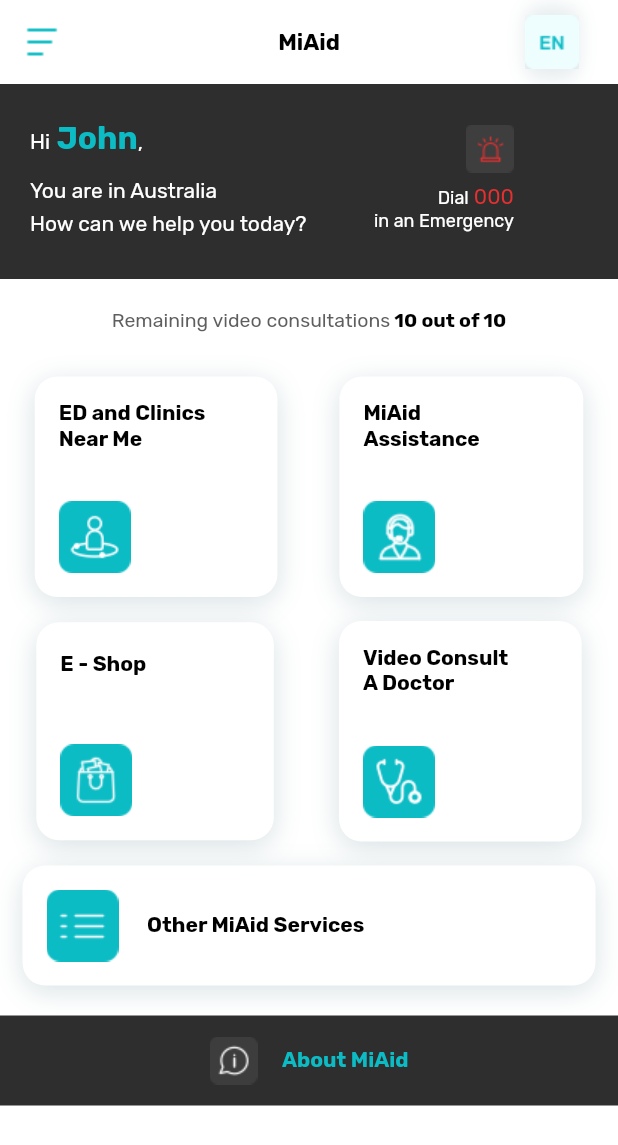
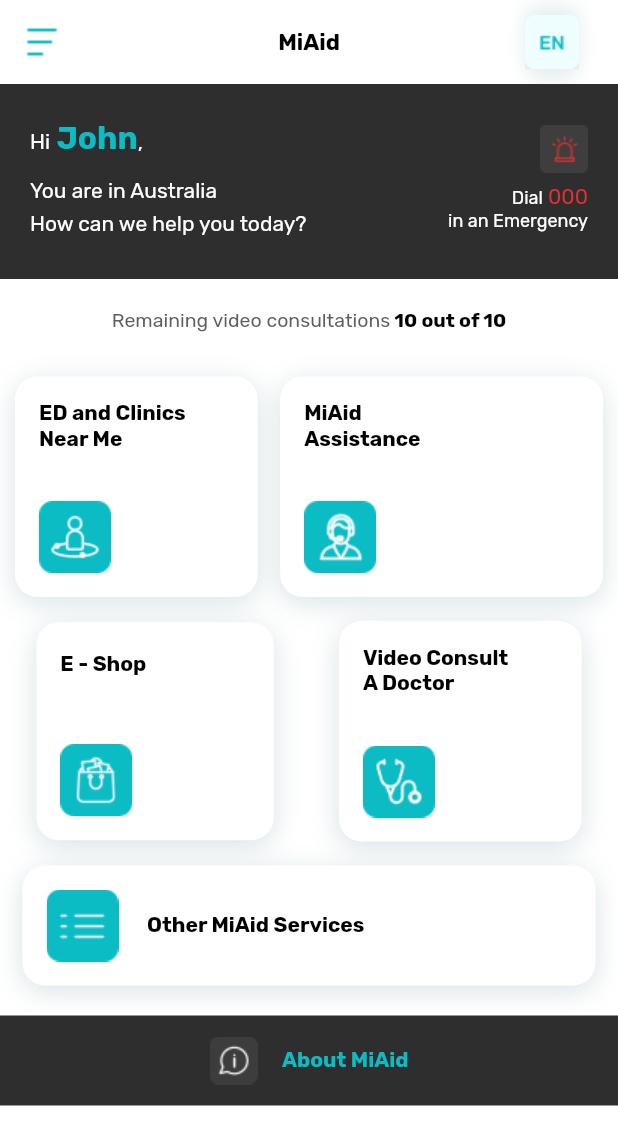
Before and after one commit to Marmik123/Mi-Aid-Flutter, a Flutter app: the HomeScreen screen opened directly, on a phone screen of 412 x 824 dp. Shown: the top 1145 px of the screen. Run offline on Flutter 3.47's test engine with Material 2 defaults, Android fonts, the phone set to English and light mode, and no system bars; our stand-ins replace country_code_picker, google_fonts, mask_text_input_formatter, modal_bottom_sheet, pin_code_fields; missing offline and left inert: get_utils.

Commit message:
Changed package name and other changes

```diff
--- a/lib/component/miaid_card.dart
+++ b/lib/component/miaid_card.dart
@@ -8,7 +8,8 @@
 const colorgrey = Color(0xFF696969);
 
 Widget miAidCard(Widget child) {
-  return Container(
+  return Expanded(
+    child: Container(
       decoration: BoxDecoration(
         color: Colors.white,
         borderRadius: BorderRadius.circular(15),
@@ -25,6 +26,7 @@
         ],
       ),
       child: child,
+    ),
   );
 }
 
--- a/lib/view/user/e_shop/cart_eshop.dart
+++ b/lib/view/user/e_shop/cart_eshop.dart
@@ -357,6 +357,19 @@
                           image: AssetImage(
                               "assets/images/ic_cart_checkbox_normal.png"),
                         ),
+                        RichText(
+                            text: TextSpan(
+                          text: "By purchasing, You agree to",
+                          children: [
+                            TextSpan(
+                              text: "our  Terms & Conditions.",
+                              style: GoogleFonts.rubik(
+                                color: Color(0xff5E5E5E),
+                                fontSize: 12,
+                              ),
+                            )
+                          ],
+                        )),
                         Text(
                           "By purchasing, You agree to our  Terms & Conditions.",
                           style: GoogleFonts.rubik(
--- a/lib/view/user/home_screen.dart
+++ b/lib/view/user/home_screen.dart
@@ -1,19 +1,19 @@
 import 'dart:ui';
 
+import 'package:flutter/cupertino.dart';
 import 'package:flutter/material.dart';
-import 'package:flutter/cupertino.dart';
 import 'package:google_fonts/google_fonts.dart';
+import 'package:miaid/component/miaid_card.dart';
+import 'package:miaid/payment/additional_services.dart';
+import 'package:miaid/payment/card_details.dart';
+import 'package:miaid/payment/payment_interface.dart';
+import 'package:miaid/view/drawer/Terms&Cond.dart';
 import 'package:miaid/view/drawer/about.dart';
 import 'package:miaid/view/drawer/privacy&policy.dart';
-import 'package:miaid/view/drawer/Terms&Cond.dart';
+import 'package:miaid/view/user/calling/call_micure_assistant.dart';
+import 'package:miaid/view/user/sign_In_view/signIn.dart';
+import 'package:miaid/view/user/travel_care_packages/Travel_care_packages.dart';
 import 'package:miaid/view/user/user_profile_screen/user_profile.dart';
-import 'package:miaid/view/user/travel_care_packages/Travel_care_packages.dart';
-import 'package:miaid/view/user/calling/call_micure_assistant.dart';
-import 'package:miaid/payment/card_details.dart';
-import 'package:miaid/payment/payment_interface.dart';
-import 'package:miaid/payment/additional_services.dart';
-
-import 'package:miaid/view/user/sign_In_view/signIn.dart';
 
 class HomeScreen extends StatefulWidget {
   @override
@@ -424,11 +424,13 @@
               color: Color(0xFF2E2E2E),
               child: Column(
                 children: [
-                  Row(
+                  Padding(
+                    padding: const EdgeInsets.only(left: 20, right: 20),
+                    child: Row(
+                      mainAxisAlignment: MainAxisAlignment.spaceBetween,
                       children: [
                         Padding(
-                        padding: const EdgeInsets.only(
-                            top: 23, left: 20, bottom: 28),
+                          padding: const EdgeInsets.only(top: 23, bottom: 28),
                           child: Column(
                             crossAxisAlignment: CrossAxisAlignment.start,
                             children: [
@@ -474,15 +476,13 @@
                             ],
                           ),
                         ),
-                      SizedBox(
-                        width: 45,
-                      ),
                         Padding(
-                        padding: const EdgeInsets.only(
-                            top: 23, right: 20, bottom: 28),
+                          padding: const EdgeInsets.only(top: 23, bottom: 28),
+                          child: Align(
+                            alignment: Alignment.centerRight,
                             child: Column(
                               crossAxisAlignment: CrossAxisAlignment.end,
-                          // mainAxisAlignment: MainAxisAlignment.end,
+                              mainAxisAlignment: MainAxisAlignment.end,
                               children: [
                                 Image(
                                   image: AssetImage(
@@ -519,7 +519,9 @@
                               ],
                             ),
                           ),
+                        ),
                       ],
+                    ),
                   ),
                 ],
               ),
@@ -605,7 +607,7 @@
                       miAidCard(
                         Padding(
                           padding: const EdgeInsets.only(
-                              left: 16, top: 16, right: 69, bottom: 16),
+                              left: 16, top: 16, right: 50, bottom: 16),
                           child: Column(
                             crossAxisAlignment: CrossAxisAlignment.start,
                             children: [
@@ -813,27 +815,6 @@
           ],
         ),
       ),
-    );
-  }
-
-  Widget miAidCard(Widget child) {
-    return Container(
-      decoration: new BoxDecoration(
-        borderRadius: BorderRadius.circular(15),
-        color: Colors.white,
-        boxShadow: [
-          new BoxShadow(
-            color: Color(0xFF003f51).withOpacity(0.15),
-            blurRadius: 15.0,
-            spreadRadius: 0.0, //extend the shadow
-            offset: Offset(
-              0.0, // Move to right 10  horizontally
-              4, // Move to bottom 10 Vertically
-            ),
-          ),
-        ],
-      ),
-      child: child,
     );
   }
 }
```
Also changed, not shown: 7 other files. Lines whose indentation alone changed are shown as unchanged.
